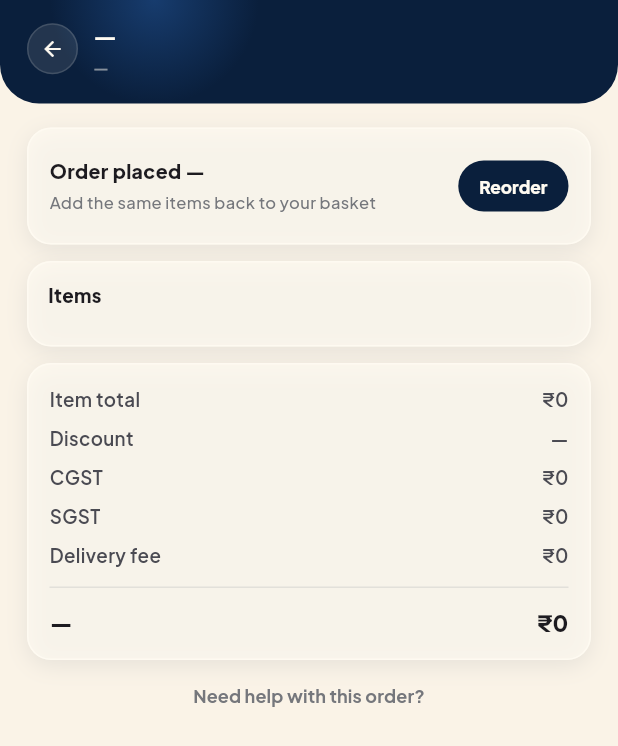
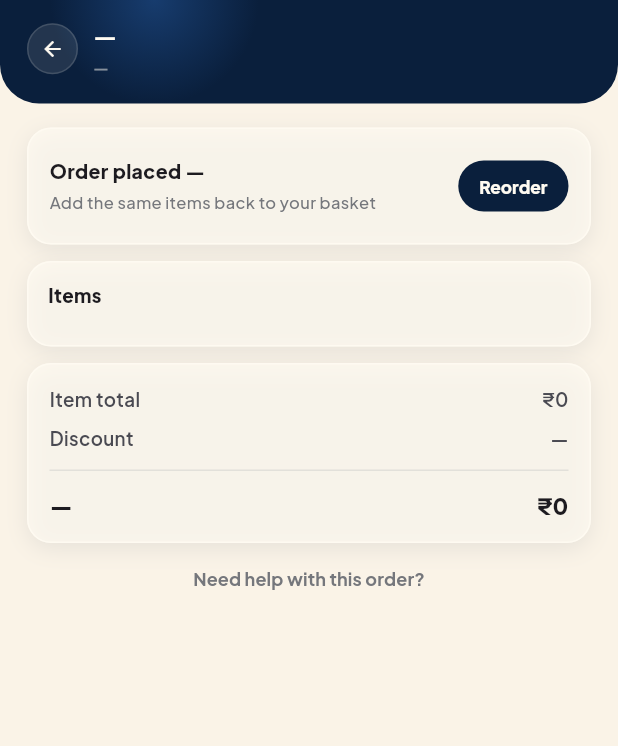
Before and after one commit to HimanshuSwami-Developer/delivery_fe, a Flutter app: the OrderDetailScreenView widget shown alone on an empty page, opened directly, on a phone screen of 412 x 824 dp. Shown: the top 746 px of the screen. Run offline on Flutter 3.47's test engine with Material 3 defaults, Android fonts, the phone set to English and light mode, and no system bars; our stand-ins replace dio, equatable, firebase_core, firebase_messaging, flutter_bloc, flutter_local_notifications and 12 more; missing offline and left inert: dart:js_interop; accounts and stored records are empty; network calls fail.

Commit message:
refactor: remove GST and delivery fee labels from order details and summary views, update text to clarify inclusivity of taxes

```diff
--- a/lib/features/basket/cubit/basket_selectors.dart
+++ b/lib/features/basket/cubit/basket_selectors.dart
@@ -387,9 +387,6 @@ class OrderDetail {
     required this.items,
     required this.subtotalLabel,
     required this.discountLabel,
-    required this.cgstLabel,
-    required this.sgstLabel,
-    required this.deliveryFeeLabel,
     required this.totalLabel,
     required this.paidLabel,
   });
@@ -407,16 +404,6 @@ class OrderDetail {
 
   final String subtotalLabel;
   final String discountLabel;
-
-  /// GST/delivery fee — real, server-computed values from `ApiOrder`
-  /// (`Order.recalculate_totals` adds these on top of subtotal-discount),
-  /// shown to the customer for the first time here — previously only the
-  /// admin console surfaced this breakdown even though it's what actually
-  /// makes up the difference between "item total − discount" and the
-  /// grand total charged.
-  final String cgstLabel;
-  final String sgstLabel;
-  final String deliveryFeeLabel;
   final String totalLabel;
   final String paidLabel;
 
@@ -431,9 +418,6 @@ class OrderDetail {
     items: [],
     subtotalLabel: '₹0',
     discountLabel: '—',
-    cgstLabel: '₹0',
-    sgstLabel: '₹0',
-    deliveryFeeLabel: '₹0',
     totalLabel: '₹0',
     paidLabel: '—',
   );
@@ -459,9 +443,6 @@ OrderDetail resolveOrderDetail(BasketState state) {
     discountLabel: cancelled
         ? 'Refunded'
         : (o.discount > 0 ? '− ${moneyLabel(o.discount)}' : '—'),
-    cgstLabel: moneyLabel(o.cgst),
-    sgstLabel: moneyLabel(o.sgst),
-    deliveryFeeLabel: o.deliveryFee > 0 ? moneyLabel(o.deliveryFee) : 'Free',
     totalLabel: moneyLabel(o.total),
     paidLabel: cancelled ? 'Refunded' : 'Paid · ${o.paymentMode.toUpperCase()}',
   );
--- a/lib/features/basket/presentation/screens/cart_view.dart
+++ b/lib/features/basket/presentation/screens/cart_view.dart
@@ -351,12 +351,6 @@ class _FullCart extends StatelessWidget {
                           ? '− ${moneyLabel(t.discount)}'
                           : '—',
                     ),
-                    const SizedBox(height: 8),
-                    _TotalRow(label: 'CGST', value: moneyLabel(t.cgst)),
-                    const SizedBox(height: 8),
-                    _TotalRow(label: 'SGST', value: moneyLabel(t.sgst)),
-                    const SizedBox(height: 8),
-                    _TotalRow(label: 'Delivery fee', value: moneyLabel(t.deliveryFee)),
                     Container(
                       margin: const EdgeInsets.symmetric(vertical: 12),
                       height: 1,
@@ -413,7 +407,7 @@ class _FullCart extends StatelessWidget {
                       Text(
                         t.savings > 0
                             ? 'You save ${moneyLabel(t.savings)}'
-                            : 'Incl. GST + delivery',
+                            : 'Inclusive of all taxes',
                         style: GoogleFonts.plusJakartaSans(
                           fontSize: 10.5,
                           fontWeight: FontWeight.w500,
--- a/lib/features/basket/presentation/screens/order_detail_view.dart
+++ b/lib/features/basket/presentation/screens/order_detail_view.dart
@@ -270,12 +270,6 @@ class OrderDetailScreenView extends StatelessWidget {
                     _Row(label: 'Item total', value: detail.subtotalLabel),
                     const SizedBox(height: 8),
                     _Row(label: 'Discount', value: detail.discountLabel),
-                    const SizedBox(height: 8),
-                    _Row(label: 'CGST', value: detail.cgstLabel),
-                    const SizedBox(height: 8),
-                    _Row(label: 'SGST', value: detail.sgstLabel),
-                    const SizedBox(height: 8),
-                    _Row(label: 'Delivery fee', value: detail.deliveryFeeLabel),
                     Container(
                       margin: const EdgeInsets.symmetric(vertical: 12),
                       height: 1,
--- a/lib/features/basket/presentation/screens/order_summary_view.dart
+++ b/lib/features/basket/presentation/screens/order_summary_view.dart
@@ -296,12 +296,6 @@ class _OrderSummaryViewState extends State<OrderSummaryView> {
                           ? '− ${moneyLabel(t.discount)}'
                           : '—',
                     ),
-                    const SizedBox(height: 8),
-                    _TotalRow(label: 'CGST', value: moneyLabel(t.cgst)),
-                    const SizedBox(height: 8),
-                    _TotalRow(label: 'SGST', value: moneyLabel(t.sgst)),
-                    const SizedBox(height: 8),
-                    _TotalRow(label: 'Delivery fee', value: moneyLabel(t.deliveryFee)),
                     Container(
                       margin: const EdgeInsets.symmetric(vertical: 12),
                       height: 1,
@@ -359,7 +353,7 @@ class _OrderSummaryViewState extends State<OrderSummaryView> {
                       Text(
                         t.savings > 0
                             ? 'You save ${moneyLabel(t.savings)}'
-                            : 'Incl. GST + delivery',
+                            : 'Inclusive of all taxes',
                         style: GoogleFonts.plusJakartaSans(
                           fontSize: 10.5,
                           fontWeight: FontWeight.w500,
--- a/lib/features/basket/presentation/screens/product_detail_view.dart
+++ b/lib/features/basket/presentation/screens/product_detail_view.dart
@@ -141,7 +141,7 @@ class ProductDetailView extends StatelessWidget {
                       const SizedBox(height: 16),
                       Row(
                         children: [
-                          const Expanded(child: _InfoTile(title: 'Delivery fee', sub: '₹19, incl. GST breakdown at checkout')),
+                          const Expanded(child: _InfoTile(title: 'Delivery fee', sub: '₹19 per order')),
                           const SizedBox(width: 8),
                           const Expanded(child: _InfoTile(title: 'Easy returns', sub: 'On the doorstep')),
                         ],
--- a/lib/features/basket/presentation/widgets/cart_bar.dart
+++ b/lib/features/basket/presentation/widgets/cart_bar.dart
@@ -14,7 +14,7 @@ class CartBar extends StatelessWidget {
   @override
   Widget build(BuildContext context) {
     final t = context.select((BasketCubit c) => cartTotals(c.state));
-    final free = 'Incl. GST + ${moneyLabel(t.deliveryFee)} delivery';
+    final free = 'Inclusive of all taxes';
 
     return Material(
       color: Colors.transparent,
```
